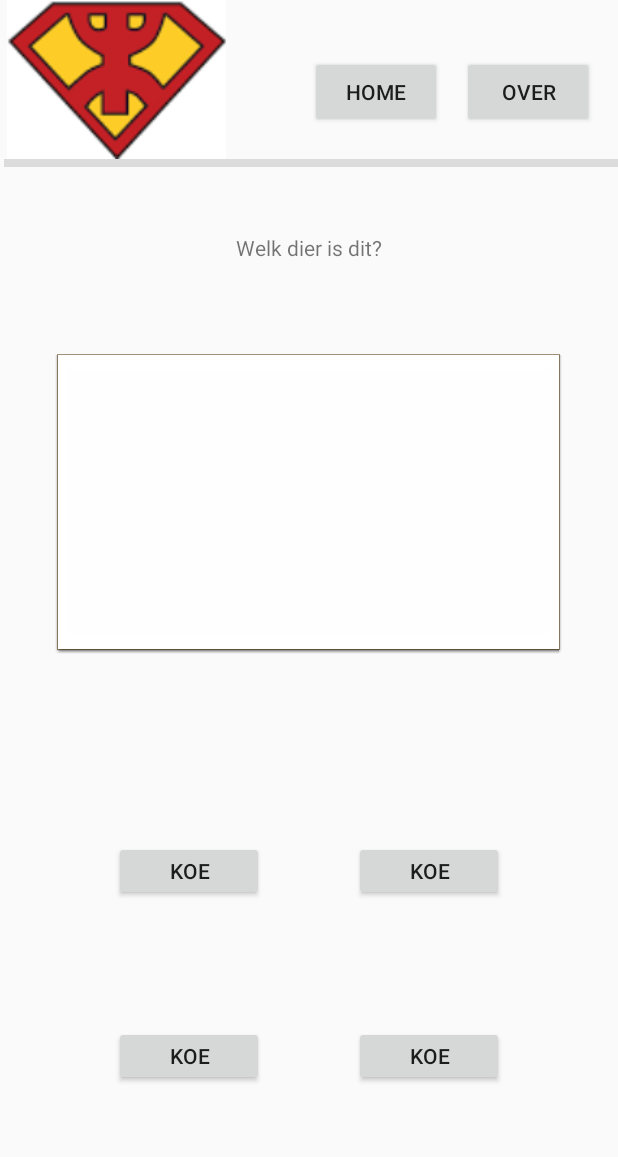
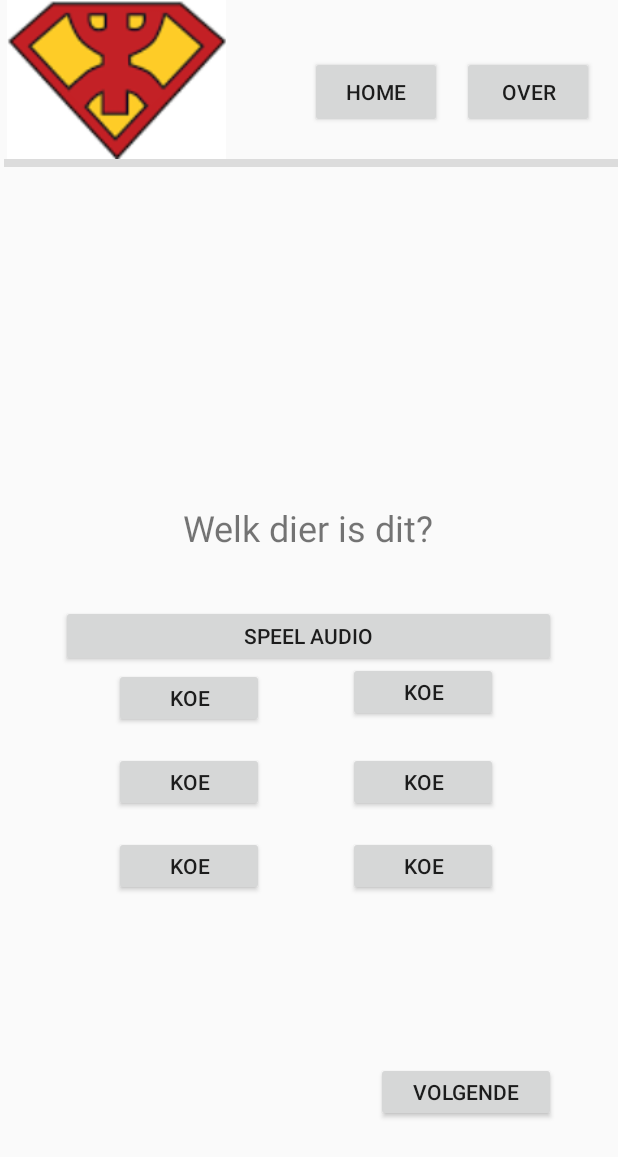
Before and after one commit to ALA-9-8amo12/8amo2_5, an Android app: the SpeelActivity screen opened directly, with no data from a screen before it, on a phone screen of 412 x 824 dp. Shown: the top 1157 px of the screen. Run offline under Robolectric (Android 15) with nearby library versions, the phone set to English and light mode, and no system bars; our stand-ins replace Firebase (no records; nobody signed in at launch, a user with empty details on screens opened directly); 3 statements that could not run were skipped.

Commit message:
Begin gemaakt aan speel pagina. alles werkt behalve antwoorden geven

```diff
--- a/app/src/main/res/layout/speel.xml
+++ b/app/src/main/res/layout/speel.xml
@@ -5,6 +5,74 @@
     android:layout_width="match_parent"
     android:layout_height="match_parent"
     tools:context=".MainActivity">
+
+    <Button
+        android:id="@+id/reloadPageBtn"
+        android:layout_width="120dp"
+        android:layout_height="40dp"
+        android:text="Volgende"
+        app:layout_constraintBottom_toBottomOf="parent"
+        app:layout_constraintEnd_toEndOf="parent"
+        app:layout_constraintHorizontal_bias="0.859"
+        app:layout_constraintStart_toStartOf="parent"
+        app:layout_constraintTop_toBottomOf="@+id/imageQuestion"
+        app:layout_constraintVertical_bias="0.834" />
+
+    <Button
+        android:id="@+id/playBtn"
+        android:layout_width="330dp"
+        android:layout_height="41dp"
+        android:text="Speel Audio"
+        app:layout_constraintBottom_toBottomOf="parent"
+        app:layout_constraintEnd_toEndOf="parent"
+        app:layout_constraintHorizontal_bias="0.493"
+        app:layout_constraintStart_toStartOf="parent"
+        app:layout_constraintTop_toBottomOf="@+id/imageQuestion"
+        app:layout_constraintVertical_bias="0.171" />
+
+    <Button
+        android:id="@+id/button8"
+        android:layout_width="100dp"
+        android:layout_height="40dp"
+        android:layout_marginTop="232dp"
+        android:layout_marginEnd="80dp"
+        android:layout_marginRight="80dp"
+        android:text="Koe"
+        app:layout_constraintEnd_toEndOf="parent"
+        app:layout_constraintTop_toBottomOf="@+id/imageQuestion" />
+
+    <Button
+        android:id="@+id/button7"
+        android:layout_width="100dp"
+        android:layout_height="40dp"
+        android:layout_marginTop="176dp"
+        android:layout_marginEnd="80dp"
+        android:layout_marginRight="80dp"
+        android:text="Koe"
+        app:layout_constraintEnd_toEndOf="parent"
+        app:layout_constraintTop_toBottomOf="@+id/imageQuestion" />
+
+    <Button
+        android:id="@+id/button3"
+        android:layout_width="100dp"
+        android:layout_height="40dp"
+        android:layout_marginStart="76dp"
+        android:layout_marginLeft="76dp"
+        android:layout_marginTop="232dp"
+        android:text="Koe"
+        app:layout_constraintStart_toStartOf="parent"
+        app:layout_constraintTop_toBottomOf="@+id/imageQuestion" />
+
+    <Button
+        android:id="@+id/button"
+        android:layout_width="100dp"
+        android:layout_height="40dp"
+        android:layout_marginStart="76dp"
+        android:layout_marginLeft="76dp"
+        android:layout_marginTop="176dp"
+        android:text="Koe"
+        app:layout_constraintStart_toStartOf="parent"
+        app:layout_constraintTop_toBottomOf="@+id/imageQuestion" />
 
     <ImageView
         android:id="@+id/imageView"
@@ -57,12 +125,14 @@
         app:layout_constraintVertical_bias="0.0" />
 
     <TextView
-        android:layout_width="300dp"
-        android:layout_height="20dp"
-        android:layout_marginTop="44dp"
+        android:id="@+id/imgText"
+        android:layout_width="304dp"
+        android:layout_height="38dp"
+        android:layout_marginTop="224dp"
         android:gravity="center_horizontal"
         android:text="Welk dier is dit?"
         android:textAlignment="center"
+        android:textSize="24sp"
         app:layout_constraintBottom_toTopOf="@+id/scores"
         app:layout_constraintEnd_toEndOf="parent"
         app:layout_constraintHorizontal_bias="0.495"
@@ -73,47 +143,23 @@
         android:id="@+id/imageQuestion"
         android:layout_width="338dp"
         android:layout_height="200dp"
-        android:foreground="@android:drawable/editbox_dropdown_light_frame"
         app:layout_constraintBottom_toBottomOf="parent"
         app:layout_constraintEnd_toEndOf="parent"
-        app:layout_constraintHorizontal_bias="0.493"
+        app:layout_constraintHorizontal_bias="0.561"
         app:layout_constraintStart_toStartOf="parent"
         app:layout_constraintTop_toTopOf="@+id/divider"
-        app:layout_constraintVertical_bias="0.251" />
+        app:layout_constraintVertical_bias="0.037" />
 
     <Button
         android:id="@+id/button5"
         android:layout_width="100dp"
         android:layout_height="40dp"
-        android:layout_marginEnd="76dp"
-        android:layout_marginRight="76dp"
+        android:layout_marginTop="116dp"
+        android:layout_marginEnd="80dp"
+        android:layout_marginRight="80dp"
         android:text="Koe"
-        app:layout_constraintBottom_toTopOf="@+id/button3"
         app:layout_constraintEnd_toEndOf="parent"
-        app:layout_constraintTop_toBottomOf="@+id/imageQuestion"
-        app:layout_constraintVertical_bias="0.6" />
-
-    <Button
-        android:id="@+id/button3"
-        android:layout_width="100dp"
-        android:layout_height="40dp"
-        android:layout_marginEnd="76dp"
-        android:layout_marginRight="76dp"
-        android:layout_marginBottom="100dp"
-        android:text="Koe"
-        app:layout_constraintBottom_toBottomOf="parent"
-        app:layout_constraintEnd_toEndOf="parent" />
-
-    <Button
-        android:id="@+id/button4"
-        android:layout_width="100dp"
-        android:layout_height="40dp"
-        android:layout_marginStart="76dp"
-        android:layout_marginLeft="76dp"
-        android:layout_marginBottom="100dp"
-        android:text="Koe"
-        app:layout_constraintBottom_toBottomOf="parent"
-        app:layout_constraintStart_toStartOf="parent" />
+        app:layout_constraintTop_toBottomOf="@+id/imageQuestion" />
 
     <Button
         android:id="@+id/button6"
@@ -121,11 +167,10 @@
         android:layout_height="40dp"
         android:layout_marginStart="76dp"
         android:layout_marginLeft="76dp"
+        android:layout_marginTop="120dp"
         android:text="Koe"
-        app:layout_constraintBottom_toTopOf="@+id/button4"
         app:layout_constraintStart_toStartOf="parent"
-        app:layout_constraintTop_toBottomOf="@+id/imageQuestion"
-        app:layout_constraintVertical_bias="0.6" />
+        app:layout_constraintTop_toBottomOf="@+id/imageQuestion" />
 
 
 </androidx.constraintlayout.widget.ConstraintLayout>
```
Also changed, not shown: app/src/main/java/com/example/prjtranslator/SpeelActivity.kt (+85 -5 lines), app/src/main/res/layout/oefen.xml (+3 -4 lines).
